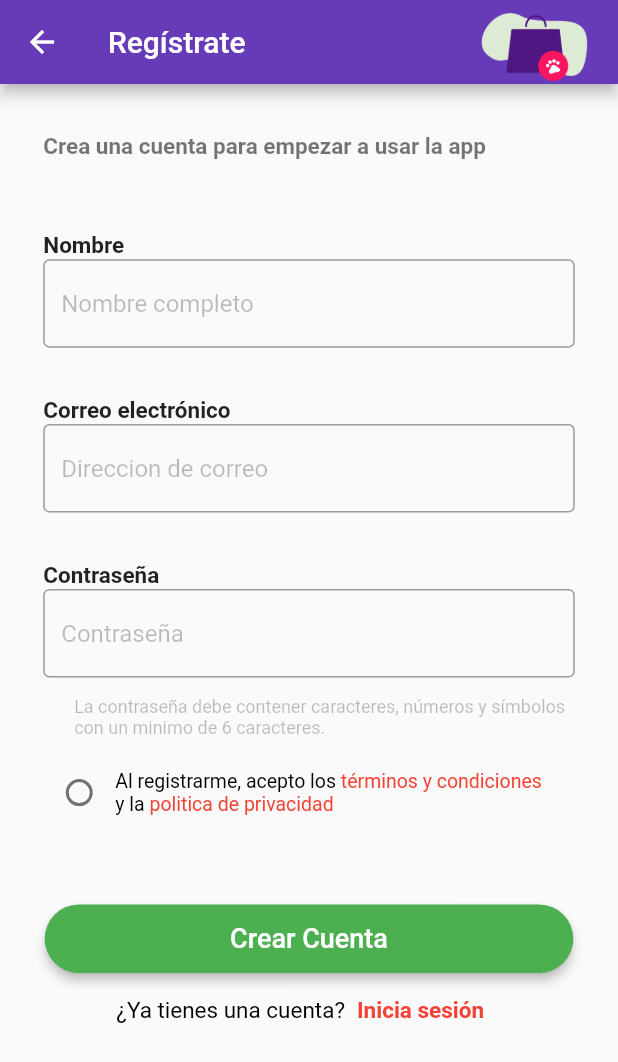
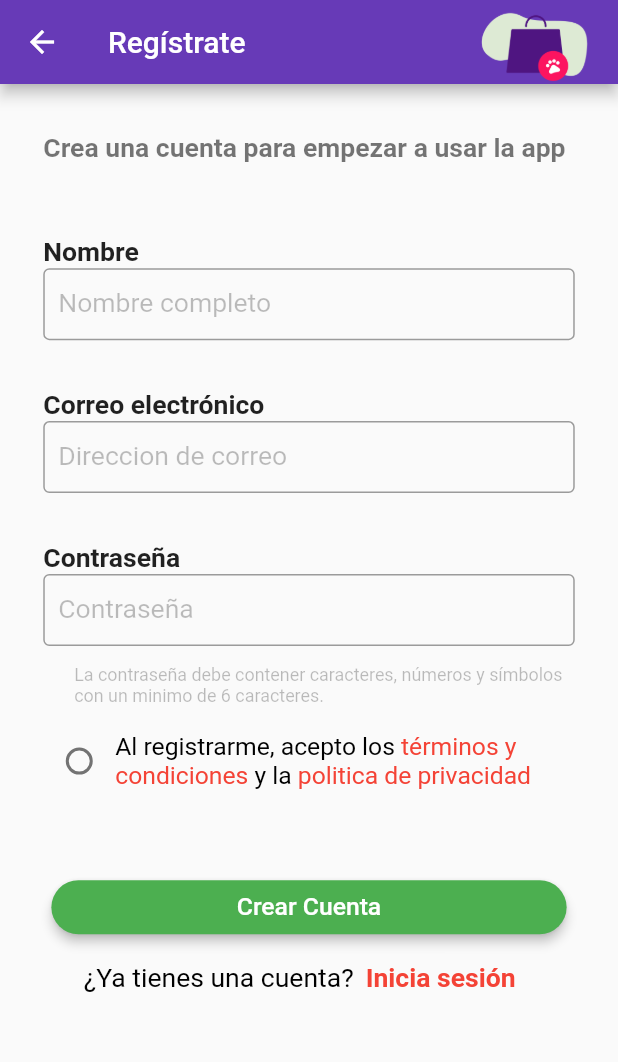
Before and after one commit to ozel-byte/Proyecto-Desarrollo-Movil, a Flutter app: the signup screen opened by its route, on a phone screen of 412 x 824 dp. Shown: the top 1062 px of the screen. Run offline on Flutter 3.47's test engine with Material 2 defaults, Android fonts, the phone set to English and light mode, and no system bars; our stand-ins replace firebase_core, firebase_database; accounts and stored records are empty.

Commit message:
fix/PDM-007 Msj terminos y condiciones responsivo

```diff
--- a/lib/src/pages/signup.dart
+++ b/lib/src/pages/signup.dart
@@ -68,8 +68,8 @@ class _signupState extends State<signup> {
       key: _formKey,
       child: Column(
         children: [
-          etiquetaTexto("Crea una cuenta para empezar a usar la app", 15.0,
-              FontWeight.bold, Colors.black54),
+          etiquetaTexto("Crea una cuenta para empezar a usar la app",
+              width * 0.043, FontWeight.bold, Colors.black54),
           SizedBox(
             height: height * 0.058,
           ),
@@ -92,7 +92,7 @@ class _signupState extends State<signup> {
             padding: EdgeInsets.only(left: width * 0.05),
             child: etiquetaTexto(
                 "La contraseña debe contener caracteres, números y símbolos\ncon un minimo de 6 caracteres.",
-                12.0,
+                width * 0.029,
                 FontWeight.normal,
                 Colors.black26),
           ),
@@ -119,10 +119,12 @@ class _signupState extends State<signup> {
 
   Widget campoNombre() {
     return TextFormField(
+      style: TextStyle(fontSize: width * 0.043),
       validator: (value) {},
       decoration: InputDecoration(
           hintText: 'Nombre completo',
           hintStyle: TextStyle(color: Colors.black26),
+          contentPadding: EdgeInsets.symmetric(horizontal: 10),
           border: OutlineInputBorder(),
           errorBorder: OutlineInputBorder(
               borderSide: BorderSide(color: Colors.red, width: width * 0.015))),
@@ -131,10 +133,12 @@ class _signupState extends State<signup> {
 
   Widget campoCorreo() {
     return TextFormField(
+      style: TextStyle(fontSize: width * 0.043),
       validator: (value) {},
       decoration: InputDecoration(
           hintText: 'Direccion de correo',
           hintStyle: TextStyle(color: Colors.black26),
+          contentPadding: EdgeInsets.symmetric(horizontal: 10),
           border: OutlineInputBorder(),
           errorBorder: OutlineInputBorder(
               borderSide: BorderSide(color: Colors.red, width: width * 0.015))),
@@ -143,10 +147,12 @@ class _signupState extends State<signup> {
 
   Widget campoPassword() {
     return TextFormField(
+      style: TextStyle(fontSize: width * 0.043),
       validator: (value) {},
       decoration: InputDecoration(
           hintText: 'Contraseña',
           hintStyle: TextStyle(color: Colors.black26),
+          contentPadding: EdgeInsets.symmetric(horizontal: 10),
           border: OutlineInputBorder(),
           errorBorder: OutlineInputBorder(
               borderSide: BorderSide(color: Colors.red, width: width * 0.015))),
@@ -161,7 +167,7 @@ class _signupState extends State<signup> {
         },
         style: TextButton.styleFrom(
           padding: EdgeInsets.symmetric(
-              horizontal: width * 0.3, vertical: width * 0.03),
+              horizontal: width * 0.3, vertical: height * 0.01),
           primary: Colors.white,
           backgroundColor: Colors.green,
           elevation: 3,
@@ -170,7 +176,7 @@ class _signupState extends State<signup> {
         ),
         child: Text(
           "Crear Cuenta",
-          style: TextStyle(fontSize: 18),
+          style: TextStyle(fontSize: width * 0.04),
         ));
   }
 
@@ -180,7 +186,8 @@ class _signupState extends State<signup> {
       children: [
         Text(
           texto,
-          style: TextStyle(fontWeight: FontWeight.bold, fontSize: 15),
+          style:
+              TextStyle(fontWeight: FontWeight.bold, fontSize: width * 0.043),
         )
       ],
     );
@@ -201,14 +208,14 @@ class _signupState extends State<signup> {
 
   Widget terminosCondiciones() {
     return Container(
-      width: width * 0.73,
+      width: width * 0.7,
       alignment: Alignment.centerLeft,
       child: msjTerminosCondiciones(),
     );
   }
 
   Widget tienesCuenta() {
-    double fontSize = 15.0;
+    double fontSize = width * 0.043;
     return Row(
       mainAxisAlignment: MainAxisAlignment.center,
       children: [
@@ -237,10 +244,27 @@ class _signupState extends State<signup> {
   }
 
   Widget msjTerminosCondiciones() {
-    double fontSize = 13.0;
-    return Column(
-      children: [
-        Row(
+    double fontSize = width * 0.04;
+    List<TextSpan> textSpands = <TextSpan>[
+      TextSpan(
+          text: 'Al registrarme, acepto los ',
+          style: TextStyle(color: Colors.black)),
+      TextSpan(
+          text: 'términos y condiciones ', style: TextStyle(color: Colors.red)),
+      TextSpan(text: 'y la ', style: TextStyle(color: Colors.black)),
+      TextSpan(
+          text: 'politica de privacidad ', style: TextStyle(color: Colors.red)),
+    ];
+    return RichText(
+      text: TextSpan(
+        style: TextStyle(color: Colors.black, fontSize: fontSize),
+        children: textSpands,
+      ),
+    );
+  }
+}
+
+/* Row(
           children: [
             etiquetaTexto("Al registrarme, acepto los ", fontSize,
                 FontWeight.normal, Colors.black),
@@ -254,8 +278,4 @@ class _signupState extends State<signup> {
             etiquetaTexto("politica de privacidad ", fontSize,
                 FontWeight.normal, Colors.red),
           ],
-        )
-      ],
-    );
-  }
-}
+        ) */
```
